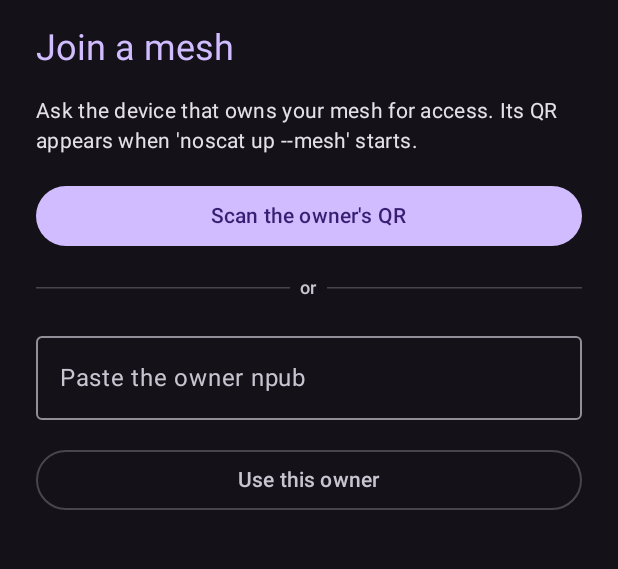
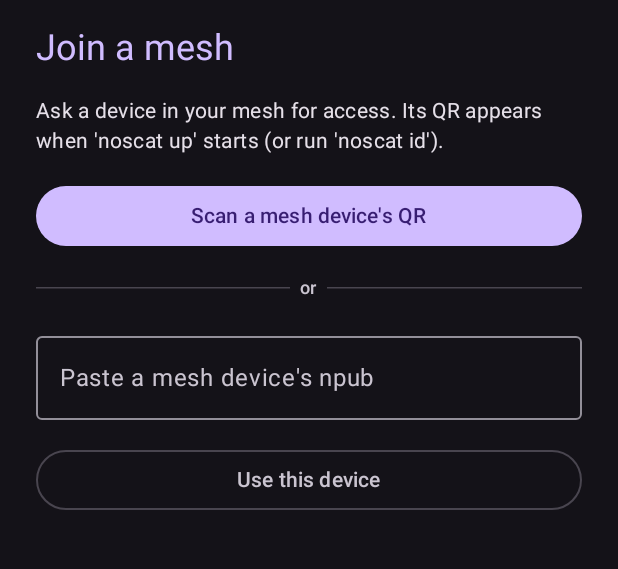
Before and after one commit to Letdown2491/noscat-android, an Android app built with Jetpack Compose: the screen it shows after launch (MainActivity), on a phone screen of 412 x 824 dp, the part 150-719 px from its top. Run offline under Robolectric (Android 15) with nearby library versions, the phone set to English and light mode, and no system bars; libraries missing offline, so code that uses them is left out: com.journeyapps.barcodescanner, kotlinx.coroutines, kotlinx.coroutines.delay, kotlinx.coroutines.isActive, kotlinx.coroutines.launch and 7 more; 3 statements that could not run were skipped.

Commit message:
Docs and copy for 0.5: join screen asks a mesh device, not an owner, and points at noscat up; README gains a joining guide, adb install and the disconnect caveat

```diff
--- a/app/src/main/java/io/github/letdown2491/noscat/MainActivity.kt
+++ b/app/src/main/java/io/github/letdown2491/noscat/MainActivity.kt
@@ -326,7 +326,7 @@ private fun Root(modifier: Modifier = Modifier) {
 
 // ---------------------------------------------------------------- join
 
-/** Step 1 of joining: pick the owner to ask. */
+/** Step 1 of joining: pick the mesh device to ask. */
 @Composable
 private fun JoinScreen(onJoined: (String) -> Unit) {
     val context = LocalContext.current
@@ -364,8 +364,8 @@ private fun JoinScreen(onJoined: (String) -> Unit) {
                 color = MaterialTheme.colorScheme.primary,
             )
             Text(
-                "Ask the device that owns your mesh for access. " +
-                    "Its QR appears when 'noscat up --mesh' starts.",
+                "Ask a device in your mesh for access. " +
+                    "Its QR appears when 'noscat up' starts (or run 'noscat id').",
                 style = MaterialTheme.typography.bodyMedium,
             )
 
@@ -374,13 +374,13 @@ private fun JoinScreen(onJoined: (String) -> Unit) {
                     qrScanner.launch(
                         ScanOptions()
                             .setDesiredBarcodeFormats(ScanOptions.QR_CODE)
-                            .setPrompt("scan the owner device's QR")
+                            .setPrompt("scan the QR of a device in the mesh")
                             .setBeepEnabled(false)
                             .setOrientationLocked(true),
                     )
                 },
                 modifier = Modifier.fillMaxWidth(),
-            ) { Text("Scan the owner's QR") }
+            ) { Text("Scan a mesh device's QR") }
 
             Row(verticalAlignment = Alignment.CenterVertically) {
                 HorizontalDivider(Modifier.weight(1f))
@@ -395,7 +395,7 @@ private fun JoinScreen(onJoined: (String) -> Unit) {
             OutlinedTextField(
                 value = ownerField,
                 onValueChange = { ownerField = it.trim() },
-                label = { Text("Paste the owner npub") },
+                label = { Text("Paste a mesh device's npub") },
                 placeholder = { Text("npub1...") },
                 modifier = Modifier.fillMaxWidth(),
                 singleLine = true,
@@ -411,17 +411,18 @@ private fun JoinScreen(onJoined: (String) -> Unit) {
                     }
                 },
                 modifier = Modifier.fillMaxWidth(),
-            ) { Text("Use this owner") }
+            ) { Text("Use this device") }
         }
         return
     }
 
-    // Step 2: automatic. Publish this phone's key package (addressed to the
-    // owner) and wait for their invitation - the phone joins by itself once
-    // the owner approves, then the client restarts on the mesh identity.
+    // Step 2: automatic. meshJoin runs the device, sends the scanned
+    // device a join request and waits for its invitation - the phone joins
+    // by itself once that device approves, then the client restarts on the
+    // mesh identity.
     LaunchedEffect(ownerNpub, attempt) {
-        // The FFI (0.4.0) requires the owner's npub: it refuses invites
-        // from anyone else, and a mesh owned by anyone else.
+        // The scanned device is the trust anchor: invitations from anyone
+        // else are refused. (ownerNpub is that device; the name is 0.4's.)
         val owner = ownerNpub ?: return@LaunchedEffect
         failed = false
         val republish = launch {
@@ -475,7 +476,7 @@ private fun JoinScreen(onJoined: (String) -> Unit) {
                 color = MaterialTheme.colorScheme.error,
             )
             Text(
-                "Make sure the owner device is running 'noscat up --mesh' and approves this phone.",
+                "Make sure that device is running 'noscat up' and approves this phone (the invite line it prints, or 'noscat up --accept-joins').",
                 style = MaterialTheme.typography.bodySmall,
                 color = MaterialTheme.colorScheme.onSurfaceVariant,
             )
@@ -489,16 +490,16 @@ private fun JoinScreen(onJoined: (String) -> Unit) {
                     deviceNpub = null
                 },
                 modifier = Modifier.fillMaxWidth(),
-            ) { Text("Change owner") }
+            ) { Text("Change device") }
         } else {
             Text("Joining", style = MaterialTheme.typography.headlineSmall)
             CircularProgressIndicator(Modifier.size(48.dp))
             Text(
-                "Waiting for the owner to approve",
+                "Waiting for an invite",
                 style = MaterialTheme.typography.bodyMedium,
             )
             Text(
-                "On the owner device, answer 'y' when it asks to accept this phone.",
+                "That device shows a join request; approve it there with the invite line it prints.",
                 style = MaterialTheme.typography.bodySmall,
                 color = MaterialTheme.colorScheme.onSurfaceVariant,
             )
@@ -603,8 +604,8 @@ private fun DevicesScreen(
                 color = MaterialTheme.colorScheme.onSurfaceVariant,
             )
             list.isEmpty() -> Text(
-                "no other devices in this mesh yet. have another device " +
-                    "scan this phone's QR code, or scan the owner's code to join",
+                "no other devices in this mesh yet. add one from a computer " +
+                    "in the mesh with 'noscat up' and the invite line it prints",
                 style = MaterialTheme.typography.bodySmall,
                 color = MaterialTheme.colorScheme.onSurfaceVariant,
             )
@@ -1023,7 +1024,7 @@ private fun SettingsScreen(onDisconnect: () -> Unit) {
         AlertDialog(
             onDismissRequest = { confirmDisconnect = false },
             title = { Text("Disconnect from the mesh?") },
-            text = { Text("You can rejoin later by scanning the owner's QR again.") },
+            text = { Text("You can rejoin later by scanning a mesh device's QR again.") },
             confirmButton = {
                 Button(onClick = {
                     confirmDisconnect = false
@@ -1074,7 +1075,7 @@ private fun ConnectionChip(connected: Boolean, onDisconnect: (() -> Unit)? = nul
         AlertDialog(
             onDismissRequest = { confirm = false },
             title = { Text("Disconnect from the mesh?") },
-            text = { Text("You can rejoin later by scanning the owner's QR again.") },
+            text = { Text("You can rejoin later by scanning a mesh device's QR again.") },
             confirmButton = {
                 Button(onClick = {
                     confirm = false
@@ -1088,7 +1089,7 @@ private fun ConnectionChip(connected: Boolean, onDisconnect: (() -> Unit)? = nul
     }
 }
 
-/** One mesh device: address, owner badge, selection. */
+/** One mesh device: name, presence, selection. */
 @OptIn(ExperimentalMaterial3Api::class)
 @Composable
 private fun DeviceCard(
@@ -1482,8 +1483,8 @@ private fun ConversationScreen(peer: String, peerLabel: String, onBack: () -> Un
                                 )
                                 if (m.outgoing) {
                                     // Delivery state: pending (sent, no echo
-                                    // yet), a tick once the peer's delivery
-                                    // FIN came back, red when it never did.
+                                    // yet), a tick once the member
+                                    // acknowledged it, red when it never did.
                                     Text(
                                         when {
                                             m.failed -> "not delivered"
```
Also changed, not shown: app/src/main/java/io/github/letdown2491/noscat/ClientHolder.kt (+7 -7 lines), 2 other files.
